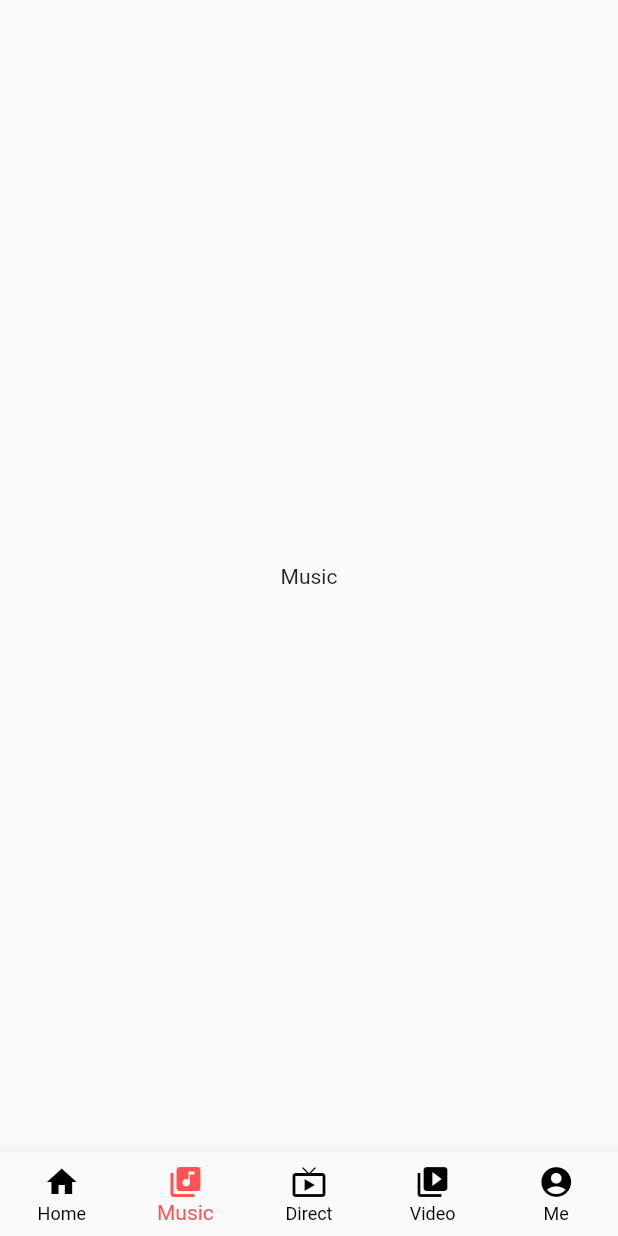
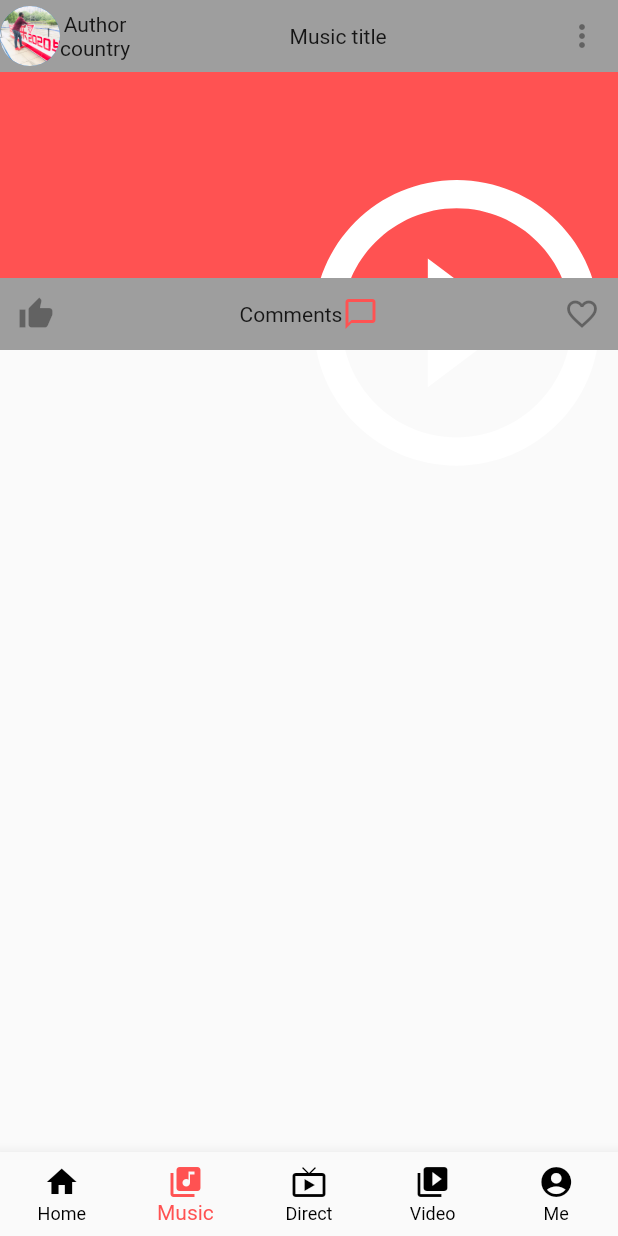
Before and after one commit to elsanal/Afrovibes-music-app-with-flutter, a Flutter app: the screen it shows after launch, item 2 of the bottom bar chosen, on a phone screen of 412 x 824 dp. Run offline on Flutter 3.47's test engine with Material 2 defaults, Android fonts, the phone set to English and light mode, and no system bars; our stand-ins replace flutter_screenutil; statements that could not run were skipped.

Commit message:
This is my africa good vibes app

```diff
--- a/lib/pages/Music.dart
+++ b/lib/pages/Music.dart
@@ -1,4 +1,5 @@
 import 'package:flutter/material.dart';
+import 'package:flutter_screenutil/flutter_screenutil.dart';
 
 class Music extends StatefulWidget {
   @override
@@ -8,10 +9,84 @@ class Music extends StatefulWidget {
 class _MusicState extends State<Music> {
   @override
   Widget build(BuildContext context) {
+    ScreenUtil.init(height: 1920,width: 1080);
+    final mediaquery = MediaQuery.of(context).size;
     return Scaffold(
       body: Container(
-        child: Center(child: Text("Music")),
-      ),
+        child: ListView(
+          children: <Widget>[
+            new Container(
+              color: Colors.grey,
+              width: mediaquery.width,
+              child: new Row(
+                children: <Widget>[
+                  new Row(
+                    children: <Widget>[
+                      new Container(
+                        child: CircleAvatar(
+                          backgroundImage: new AssetImage('assets/profile.jpeg'),
+                        ),
+                      ),
+                      new Column(
+                        children: <Widget>[
+                          new Text("Author"),
+                          new Text('country')
+                        ],
+                      ),
+                    ],
+                  ),
+                  Expanded(
+                    child: new Container(
+                      child: Center(child: Text("Music title")),
+                    ),
+                  ),
+                  IconButton(
+                      icon: Icon(Icons.more_vert),
+                      onPressed: null)
+                ],
+              ),
+            ),
+            new Container(
+              color: Colors.redAccent,
+              height: mediaquery.width*(1/3),
+              child: Center(
+                child: IconButton(
+                    icon: Icon(Icons.play_circle_outline,
+                      size: ScreenUtil().setWidth(200),
+                      color: Colors.white,
+                    ),
+                    onPressed: null)
+              ),
+            ),
+            Container(
+              color: Colors.grey,
+              child: new Row(
+                mainAxisAlignment: MainAxisAlignment.spaceBetween,
+                children: <Widget>[
+                  new Container(
+                    child: IconButton(
+                          icon: Icon(Icons.thumb_up),
+                          onPressed: null),
+                  ),
+                  new Container(
+                    child: Row(
+                      children: <Widget>[
+                        Text('Comments'),
+                        Icon(Icons.chat_bubble_outline,color: Colors.redAccent,)
+                      ],
+                    ),
+                  ),
+                  new Container(
+                    child: IconButton(
+                        icon: Icon(Icons.favorite_border),
+                        onPressed: null),
+                  )
+                ],
+              ),
+            )
+          ],
+        ),
+      )
     );
   }
 }
```
Also changed, not shown: lib/authentification/login.dart (added), lib/authentification/register.dart (added), lib/authentification/userModel.dart (added), lib/database/database.dart (added), lib/display/livePlayer.dart (added), lib/display/photoDisplay.dart (added), lib/display/storyPlayer.dart (added), lib/staticPage/countries.dart (added), lib/staticPage/welcome.dart (added).
